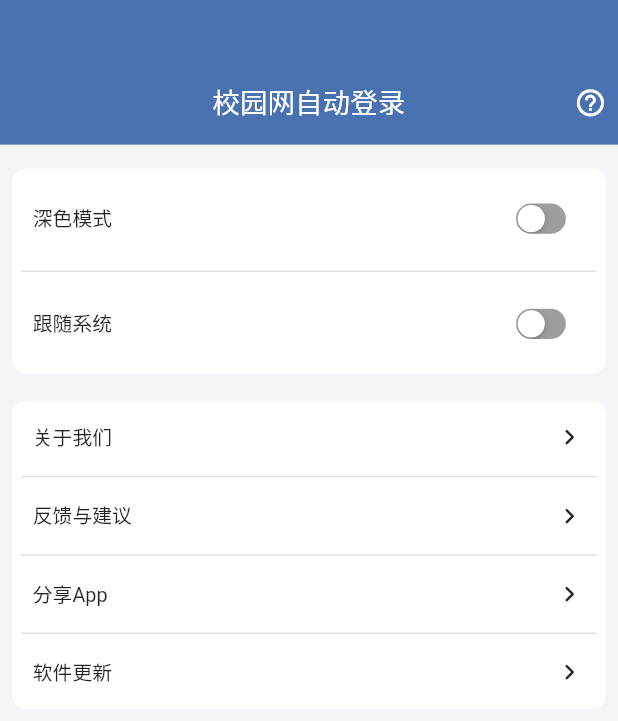
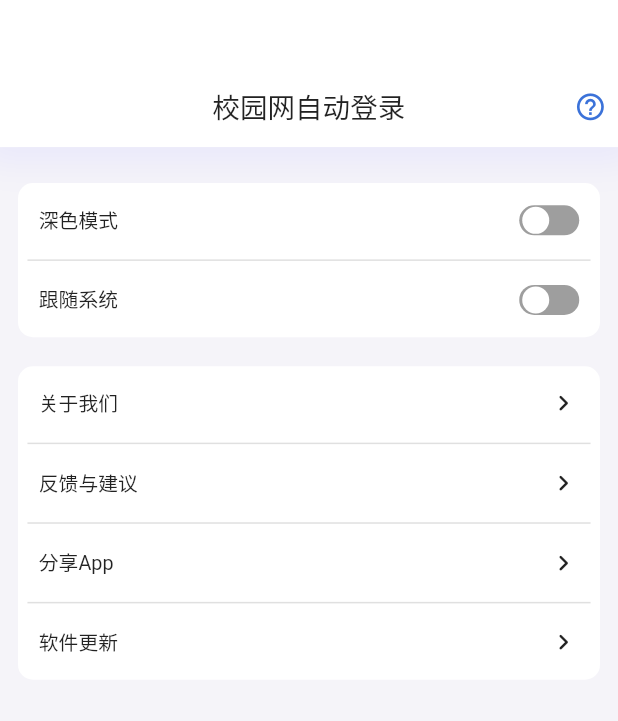
Before and after one commit to VaIOReTto1/CumtLogin, a Flutter app: the SettingPage screen opened directly, on a phone screen of 412 x 824 dp. Shown: the top 721 px of the screen. Run offline on Flutter 3.47's test engine with Material 2 defaults, Android fonts, the phone set to English and light mode, and no system bars; drawn by our look-alikes of flutter_switch; our stand-ins replace bot_toast, cached_network_image, dio, firebase_analytics, firebase_core, flutter_screenutil and 3 more; missing offline and left inert: flutter_picker, flutter_share; accounts and stored records are empty; network calls fail.

Commit message:
optimize：优化主题切换按钮
optimize：优化主题切换按钮

```diff
--- a/lib/login_util/prefs.dart
+++ b/lib/login_util/prefs.dart
@@ -17,6 +17,7 @@ class Prefs {
   static const String _loginurl = "loginurl";
   static const String _logouturl = "logouturl";
   static const String _respondKey = "respond";
+  static const String _theme = "theme";
   static List<Map<String, dynamic>> _respond = [];
 
   static void _initRespond() {
@@ -37,6 +38,7 @@ class Prefs {
   static String get school => _get(_school);
   static String get loginurl => _get(_loginurl);
   static String get logouturl => _get(_logouturl);
+  static String get theme => _get(_theme);
 
   static List<Map<String, dynamic>> get respond {
     return _respond;
@@ -49,6 +51,7 @@ class Prefs {
   static set school(String value) => _set(_school, value);
   static set loginurl(String value) => _set(_loginurl, value);
   static set logouturl(String value) => _set(_logouturl, value);
+  static set theme(String value) => _set(_theme, value);
 
   static set respond(List<Map<String, dynamic>> value) {
     _respond = value;
--- a/lib/settings/drawer_button.dart
+++ b/lib/settings/drawer_button.dart
@@ -3,10 +3,13 @@ import 'package:cumt_login/settings/update/app_upgrade2.dart';
 import 'package:cumt_login/settings/update/update_Alert_Icon.dart';
 import 'package:flutter/cupertino.dart';
 import 'package:flutter/material.dart';
+import 'package:flutter_switch/flutter_switch.dart';
 import 'package:provider/provider.dart';
 import 'package:flutter_share/flutter_share.dart';
+import 'package:shared_preferences/shared_preferences.dart';
 
 import '../config.dart';
+import '../login_util/prefs.dart';
 import 'aboutUs/pages/about_page.dart';
 import 'feedback/feedback.dart';
 import 'help/help_page.dart';
@@ -28,6 +31,7 @@ class _AboutButtonState extends State<AboutButton> {
           toAboutPage(context);
         },
         child: SizedBox(
+          height: MediaQuery.of(context).size.height*0.045,
           child: Padding(
               padding: EdgeInsets.all(UIConfig.paddingAll * 1.2),
               child: Row(
@@ -54,11 +58,15 @@ class ThemeChange extends StatefulWidget {
 }
 
 class _ThemeChangeState extends State<ThemeChange> {
-  bool _switchValue = false;
+
+  void initState() {
+    super.initState();
+  }
 
   @override
   Widget build(BuildContext context) {
     return SizedBox(
+      height: MediaQuery.of(context).size.height*0.045,
       child: Padding(
           padding: EdgeInsets.all(UIConfig.paddingAll * 1.2),
           child: Row(
@@ -67,21 +75,25 @@ class _ThemeChangeState extends State<ThemeChange> {
                 child: Text('深色模式',
                     style: TextStyle(fontSize: UIConfig.fontSizeMain)),
               ),
-              Transform.scale(
-                scale:0.65,
-                child: CupertinoSwitch(
-                  value: _switchValue,
-                  onChanged: (bool val) {
+              FlutterSwitch(
+                padding: 1,
+                toggleSize: 20,
+                inactiveColor: Colors.grey,
+                activeColor: Color.fromRGBO(74, 114, 176, 1),
+                value: Theme.of(context).brightness==Brightness.dark?true:false,
+                width: 40,
+                height: 20,
+                onToggle: (bool val) {
                   setState(() {
-                      _switchValue = val;
+                    Prefs.theme='false';
+                    print(MediaQuery.of(context).size.height*0.0576);
                     Provider.of<ThemeProvider>(context, listen: false)
-                          .setThemeData(_switchValue?AppTheme.darkTheme().themeData:AppTheme.LightTheme().themeData);
+                        .setThemeData(val
+                            ? AppTheme.darkTheme().themeData
+                            : AppTheme.LightTheme().themeData);
                   });
                 },
-                  trackColor: Colors.grey,
-                  activeColor: Color.fromRGBO(74, 114, 176, 1),
-                ),
-              ),
+              )
             ],
           )),
     );
@@ -96,18 +108,16 @@ class PhomeTheme extends StatefulWidget {
 }
 
 class _PhomeThemeState extends State<PhomeTheme> {
-  bool _switchValue = false;
 
-  @override
   void initState() {
     super.initState();
-    // 获取手机系统的亮暗模式设置
   }
 
   @override
   Widget build(BuildContext context) {
     final brightness = MediaQuery.of(context).platformBrightness;
     return SizedBox(
+      height: MediaQuery.of(context).size.height*0.045,
       child: Padding(
           padding: EdgeInsets.all(UIConfig.paddingAll * 1.2),
           child: Row(
@@ -116,28 +126,27 @@ class _PhomeThemeState extends State<PhomeTheme> {
                 child: Text('跟随系统',
                     style: TextStyle(fontSize: UIConfig.fontSizeMain)),
               ),
-              Transform.scale(
-                scale:0.65,
-                child: CupertinoSwitch(
-                  value: _switchValue,
-                  onChanged: (bool val) {
+              FlutterSwitch(
+                padding: 1,
+                toggleSize: 20,
+                inactiveColor: Colors.grey,
+                activeColor: Color.fromRGBO(74, 114, 176, 1),
+                value: Prefs.theme=='true'?true:false,
+                width: 40,
+                height: 20,
+                onToggle: (bool val) {
                   setState(() {
                     print(brightness);
-                      _switchValue = val;
-                      _switchValue?Provider.of<ThemeProvider>(context, listen: false)
-                          .setThemeData(brightness==Brightness.dark?AppTheme.darkTheme().themeData:AppTheme.LightTheme().themeData):null;
+                    Prefs.theme=val.toString();
+                    print(Prefs.theme);
                   });
                 },
-                  trackColor: Colors.grey,
-                  activeColor: Color.fromRGBO(74, 114, 176, 1),
-                ),
               ),
             ],
           )),
     );
   }
 }
-
 
 class UpdatecheckButton extends StatefulWidget {
   const UpdatecheckButton({Key? key}) : super(key: key);
@@ -162,6 +171,7 @@ class _UpdatecheckButtonState extends State<UpdatecheckButton> {
           });
         },
         child: SizedBox(
+          height: MediaQuery.of(context).size.height*0.045,
           child: Padding(
               padding: EdgeInsets.all(UIConfig.paddingAll * 1.2),
               child: Row(
@@ -211,6 +221,7 @@ class _FeedBackButtonState extends State<FeedBackButton> {
           );
         },
         child: SizedBox(
+          height: MediaQuery.of(context).size.height*0.045,
           child: Padding(
               padding: EdgeInsets.all(UIConfig.paddingAll * 1.2),
               child: Row(
@@ -230,9 +241,8 @@ class _FeedBackButtonState extends State<FeedBackButton> {
 }
 
 class HelpButton extends StatefulWidget {
-  final Color color;
 
-  HelpButton({Key? key, required this.color}) : super(key: key);
+  HelpButton({Key? key}) : super(key: key);
 
   @override
   State<HelpButton> createState() => _HelpButtonState();
@@ -246,11 +256,12 @@ class _HelpButtonState extends State<HelpButton> {
           toHelpPage(context);
         },
         child: SizedBox(
+          height: MediaQuery.of(context).size.height*0.045,
           child: Padding(
             padding: EdgeInsets.all(UIConfig.paddingAll * 1.2),
             child: Icon(
               Icons.help_outline_sharp,
-              color: widget.color,
+              color: const Color.fromRGBO(59, 114, 217, 1),
               size: UIConfig.fontSizeMin * 2.04,
             ),
           ),
@@ -281,9 +292,11 @@ class _ShareAppState extends State<ShareApp> {
   Widget build(BuildContext context) {
     return InkWell(
         onTap: () {
-          shareTextToWechatAndQQ('欢迎使用校园网自动登录app，下载地址：https://wwya.lanzoub.com/i9H4A0uesqxc(Android)/https://testflight.apple.com/join/lTBgteBv(iOS)');
+          shareTextToWechatAndQQ(
+              '欢迎使用校园网自动登录app，下载地址：https://wwya.lanzoub.com/i9H4A0uesqxc(Android)/https://testflight.apple.com/join/lTBgteBv(iOS)');
         },
         child: SizedBox(
+          height: MediaQuery.of(context).size.height*0.045,
           child: Padding(
               padding: EdgeInsets.all(UIConfig.paddingAll * 1.2),
               child: Row(
--- a/lib/settings/settings.dart
+++ b/lib/settings/settings.dart
@@ -26,8 +26,18 @@ class _SettingPageState extends State<SettingPage> {
           child: Column(
             children: [
               Container(
-                height: MediaQuery.of(context).size.height*0.117,
-                color: const Color.fromRGBO(74, 114, 176, 1),
+                height: MediaQuery.of(context).size.height * 0.119,
+                decoration: BoxDecoration(
+                  color: Theme.of(context).colorScheme.primary,
+                  boxShadow: const [
+                    BoxShadow(
+                      color: Color.fromRGBO(222, 221, 251, 0.5),
+                      spreadRadius: 12,
+                      blurRadius: 18,
+                      offset: Offset.zero, // changes position of shadow
+                    ),
+                  ],
+                ),
                 child: Column(
                   children: [
                     Expanded(child: Container()),
@@ -37,16 +47,16 @@ class _SettingPageState extends State<SettingPage> {
                           flex: 1,
                           child: Text(
                             '        校园网自动登录',
-                            style:
-                            TextStyle(fontSize: UIConfig.fontSizeTitle * 1.2,color: Colors.white),
+                            style: TextStyle(
+                                fontSize: UIConfig.fontSizeTitle * 1.2),
                             textAlign: TextAlign.center,
                           ),
                         ),
-                        HelpButton(color: Colors.white,),
+                        HelpButton(),
                       ],
                     ),
-                    const SizedBox(
-                      height: 10,
+                    SizedBox(
+                      height: MediaQuery.of(context).size.height * 0.0105,
                     )
                   ],
                 ),
@@ -57,7 +67,7 @@ class _SettingPageState extends State<SettingPage> {
                     Column(
                       children: [
                         Padding(
-                          padding: const EdgeInsets.fromLTRB(8.0, 16.0, 8.0, 0),
+                          padding: const EdgeInsets.fromLTRB(12.0, 24.0, 12.0, 0),
                           child: Container(
                             padding: EdgeInsets.all(UIConfig.paddingAll),
                             decoration: BoxDecoration(
@@ -78,11 +88,11 @@ class _SettingPageState extends State<SettingPage> {
                         )
                       ],
                     ),
-                    const SizedBox(height: 10),
+                    SizedBox(height: MediaQuery.of(context).size.height*0.009),
                     Column(
                       children: [
                         Padding(
-                          padding: const EdgeInsets.all(8.0),
+                          padding: const EdgeInsets.all(12.0),
                           child: Container(
                             padding: EdgeInsets.all(UIConfig.paddingAll),
                             decoration: BoxDecoration(
--- a/pubspec.yaml
+++ b/pubspec.yaml
@@ -27,6 +27,7 @@ dependencies:
   firebase_core: ^2.10.0  #firebase 用户监控
   firebase_analytics: ^10.2.1 #用户行为监控
   flutter_share: ^2.0.0 #实现分享功能
+  flutter_switch: ^0.3.2 #switch模块
 
 dev_dependencies:
   flutter_test:
```
Also changed, not shown: lib/UrlPage/url_page.dart (+19 -9 lines), lib/main.dart (+9 -3 lines), lib/welcome.dart (+7 -1 lines), pubspec.lock. Lines whose indentation alone changed are shown as unchanged.
